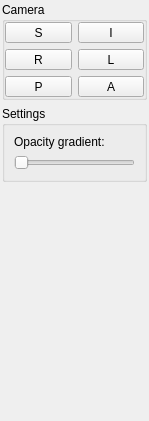
This is view_widgets/VTKImageWidget/forms/option_widget.ui in isis-group/vast as Qt 5 draws it before an edit. The edited form follows.
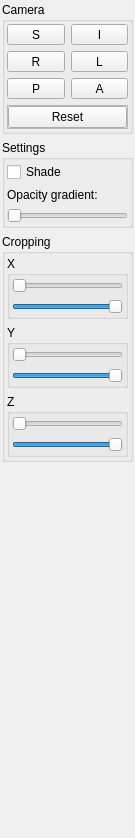
This is the edited form. Icons and pictures are not drawn.

Diff of the .ui file:
```diff
--- a/view_widgets/VTKImageWidget/forms/option_widget.ui
+++ b/view_widgets/VTKImageWidget/forms/option_widget.ui
@@ -6,8 +6,8 @@
    <rect>
     <x>0</x>
     <y>0</y>
-    <width>149</width>
-    <height>421</height>
+    <width>135</width>
+    <height>838</height>
    </rect>
   </property>
   <property name="sizePolicy">
@@ -48,7 +48,7 @@
         </property>
         <layout class="QGridLayout" name="gridLayout">
          <property name="margin">
-          <number>0</number>
+          <number>2</number>
          </property>
          <item row="2" column="1" rowspan="2">
           <widget class="QFrame" name="frame_2">
@@ -146,6 +146,32 @@
            </layout>
           </widget>
          </item>
+         <item row="4" column="1">
+          <widget class="QFrame" name="frame_3">
+           <property name="frameShape">
+            <enum>QFrame::StyledPanel</enum>
+           </property>
+           <property name="frameShadow">
+            <enum>QFrame::Raised</enum>
+           </property>
+           <layout class="QGridLayout" name="gridLayout_5">
+            <property name="margin">
+             <number>0</number>
+            </property>
+            <item row="0" column="0">
+             <widget class="QPushButton" name="resetCamera">
+              <property name="text">
+               <string>Reset</string>
+              </property>
+              <property name="icon">
+               <iconset resource="../resources/vtkwidget.qrc">
+                <normaloff>:/common/reset.png</normaloff>:/common/reset.png</iconset>
+              </property>
+             </widget>
+            </item>
+           </layout>
+          </widget>
+         </item>
         </layout>
        </widget>
       </item>
@@ -161,7 +187,10 @@
          <string>Settings</string>
         </property>
         <layout class="QGridLayout" name="gridLayout_3">
-         <item row="0" column="0">
+         <property name="margin">
+          <number>2</number>
+         </property>
+         <item row="1" column="0">
           <widget class="QLabel" name="label">
            <property name="sizePolicy">
             <sizepolicy hsizetype="Preferred" vsizetype="Maximum">
@@ -174,7 +203,7 @@
            </property>
           </widget>
          </item>
-         <item row="1" column="0">
+         <item row="2" column="0">
           <widget class="QSlider" name="opacityGradient">
            <property name="sizePolicy">
             <sizepolicy hsizetype="Minimum" vsizetype="Fixed">
@@ -193,6 +222,13 @@
            </property>
           </widget>
          </item>
+         <item row="0" column="0">
+          <widget class="QCheckBox" name="shade">
+           <property name="text">
+            <string>Shade</string>
+           </property>
+          </widget>
+         </item>
         </layout>
        </widget>
       </item>
@@ -200,6 +236,123 @@
     </widget>
    </item>
    <item row="1" column="0">
+    <widget class="QGroupBox" name="groupBox_3">
+     <property name="title">
+      <string>Cropping</string>
+     </property>
+     <layout class="QVBoxLayout" name="verticalLayout_2">
+      <property name="margin">
+       <number>2</number>
+      </property>
+      <item>
+       <widget class="QGroupBox" name="groupBox_4">
+        <property name="title">
+         <string>X</string>
+        </property>
+        <layout class="QVBoxLayout" name="verticalLayout_3">
+         <property name="margin">
+          <number>2</number>
+         </property>
+         <item>
+          <widget class="QSlider" name="croppingX1">
+           <property name="maximum">
+            <number>1000</number>
+           </property>
+           <property name="orientation">
+            <enum>Qt::Horizontal</enum>
+           </property>
+          </widget>
+         </item>
+         <item>
+          <widget class="QSlider" name="croppingX2">
+           <property name="maximum">
+            <number>1000</number>
+           </property>
+           <property name="value">
+            <number>1000</number>
+           </property>
+           <property name="orientation">
+            <enum>Qt::Horizontal</enum>
+           </property>
+          </widget>
+         </item>
+        </layout>
+       </widget>
+      </item>
+      <item>
+       <widget class="QGroupBox" name="groupBox_5">
+        <property name="title">
+         <string>Y</string>
+        </property>
+        <layout class="QVBoxLayout" name="verticalLayout_4">
+         <property name="margin">
+          <number>2</number>
+         </property>
+         <item>
+          <widget class="QSlider" name="croppingY1">
+           <property name="maximum">
+            <number>1000</number>
+           </property>
+           <property name="orientation">
+            <enum>Qt::Horizontal</enum>
+           </property>
+          </widget>
+         </item>
+         <item>
+          <widget class="QSlider" name="croppingY2">
+           <property name="maximum">
+            <number>1000</number>
+           </property>
+           <property name="value">
+            <number>1000</number>
+           </property>
+           <property name="orientation">
+            <enum>Qt::Horizontal</enum>
+           </property>
+          </widget>
+         </item>
+        </layout>
+       </widget>
+      </item>
+      <item>
+       <widget class="QGroupBox" name="groupBox_6">
+        <property name="title">
+         <string>Z</string>
+        </property>
+        <layout class="QVBoxLayout" name="verticalLayout_5">
+         <property name="margin">
+          <number>2</number>
+         </property>
+         <item>
+          <widget class="QSlider" name="croppingZ1">
+           <property name="maximum">
+            <number>1000</number>
+           </property>
+           <property name="orientation">
+            <enum>Qt::Horizontal</enum>
+           </property>
+          </widget>
+         </item>
+         <item>
+          <widget class="QSlider" name="croppingZ2">
+           <property name="maximum">
+            <number>1000</number>
+           </property>
+           <property name="value">
+            <number>1000</number>
+           </property>
+           <property name="orientation">
+            <enum>Qt::Horizontal</enum>
+           </property>
+          </widget>
+         </item>
+        </layout>
+       </widget>
+      </item>
+     </layout>
+    </widget>
+   </item>
+   <item row="2" column="0">
     <spacer name="verticalSpacer">
      <property name="orientation">
       <enum>Qt::Vertical</enum>
```
